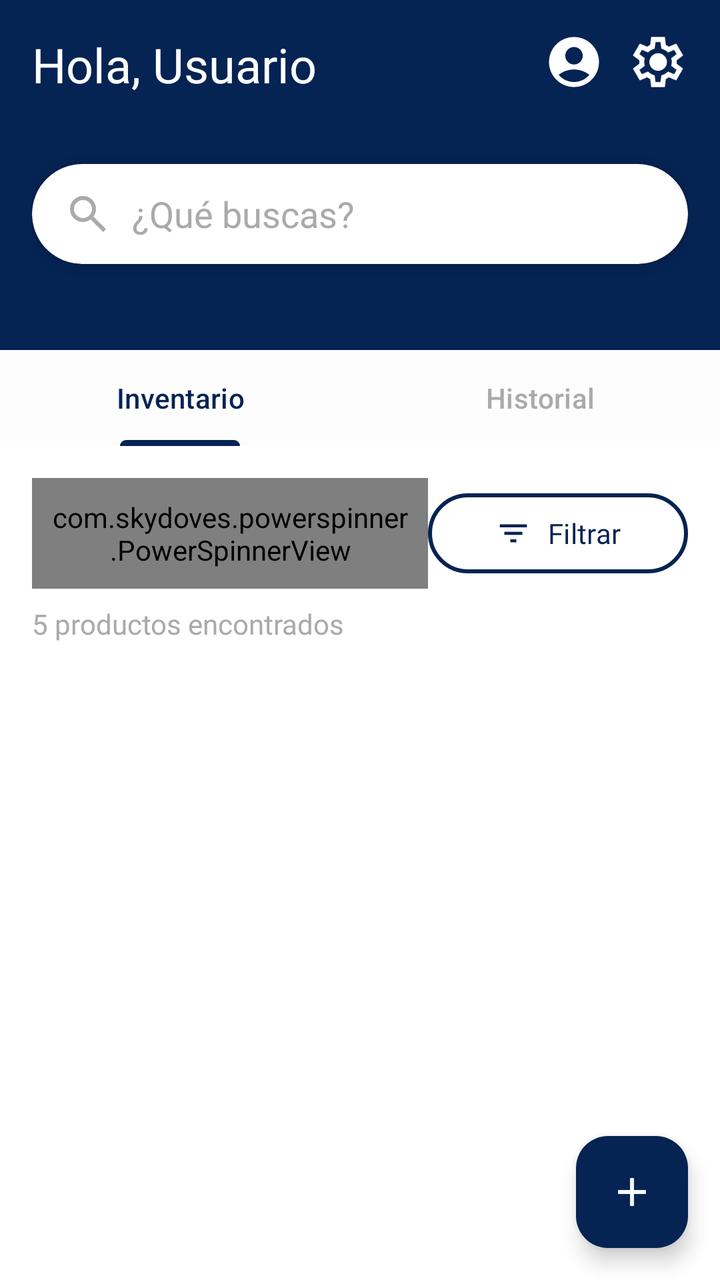
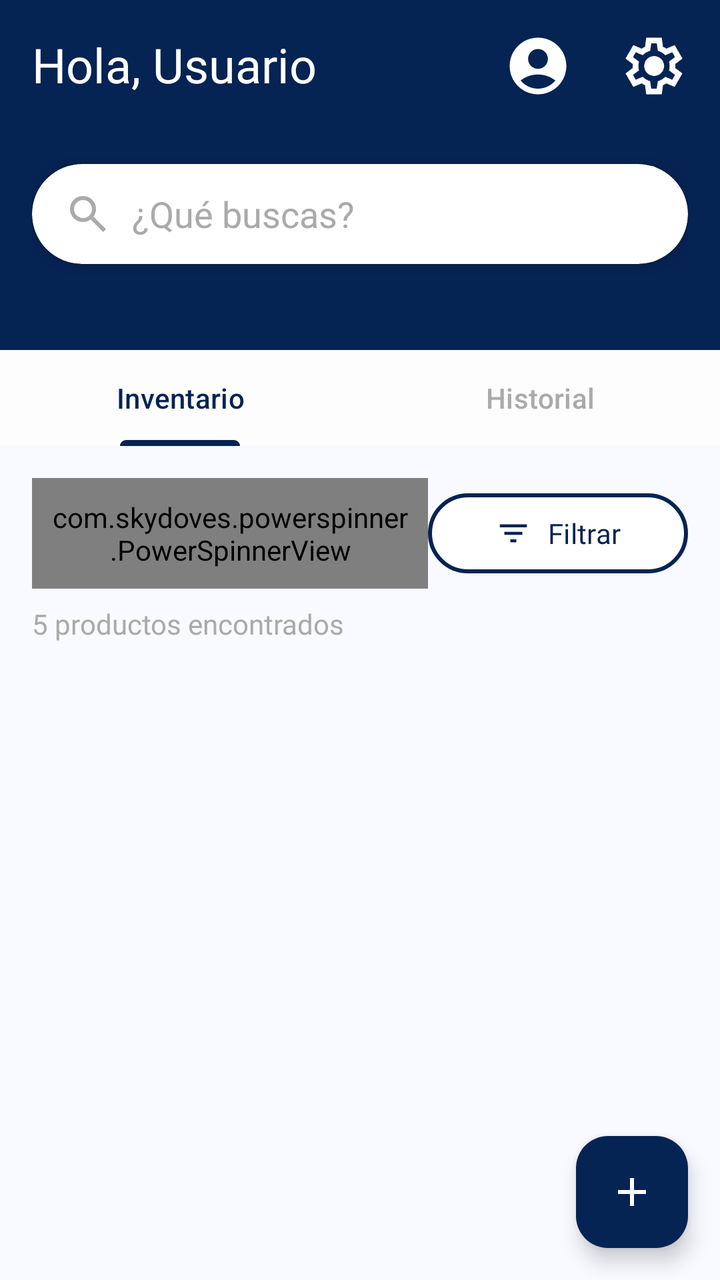

Screens rendered from an Android XML layout before and after an edit, with the pre-edit source and the edit as a unified diff.
<!-- AndroidManifest.xml: application theme Theme.SmartFreezer -->
<!-- res/layout/fragment_inventory.xml -->
<?xml version="1.0" encoding="utf-8"?>
<androidx.constraintlayout.widget.ConstraintLayout
    xmlns:android="http://schemas.android.com/apk/res/android"
    xmlns:app="http://schemas.android.com/apk/res-auto"
    xmlns:tools="http://schemas.android.com/tools"
    android:id="@+id/homeFragmentLayout"
    android:layout_width="match_parent"
    android:layout_height="match_parent"
    android:background="@android:color/white"
    tools:context=".navigation.InventoryFragment">

    
    <LinearLayout
        android:id="@+id/headerLayout"
        android:layout_width="0dp"
        android:layout_height="175dp"
        android:orientation="vertical"
        android:background="@color/purpleButton"
        android:padding="16dp"
        app:layout_constraintTop_toTopOf="parent"
        app:layout_constraintStart_toStartOf="parent"
        app:layout_constraintEnd_toEndOf="parent">

        
        <RelativeLayout
            android:layout_width="match_parent"
            android:layout_height="50dp"
            android:paddingBottom="10dp">

            <TextView
                android:id="@+id/tvGreeting"
                android:layout_width="wrap_content"
                android:layout_height="wrap_content"
                android:fontFamily="@font/roboto_light"
                android:text="Hola, Usuario"
                android:textColor="@android:color/white"
                android:textSize="24sp" />

            <LinearLayout
                android:id="@+id/headerIcons"
                android:layout_width="wrap_content"
                android:layout_height="wrap_content"
                android:layout_alignParentEnd="true"
                android:orientation="horizontal">

                <ImageView
                    android:id="@+id/btnAccount"
                    android:layout_width="30dp"
                    android:layout_height="30dp"
                    android:layout_marginEnd="12dp"
                    android:src="@drawable/account2" />

                <ImageView
                    android:id="@+id/btnSettings"
                    android:layout_width="30dp"
                    android:layout_height="30dp"
                    android:src="@drawable/settings" />
            </LinearLayout>
        </RelativeLayout>

        
        <androidx.cardview.widget.CardView
            android:layout_width="match_parent"
            android:layout_height="50dp"
            android:layout_marginTop="16dp"
            android:backgroundTint="@color/white"
            app:cardCornerRadius="25dp"
            app:cardElevation="4dp">

            <LinearLayout
                android:layout_width="match_parent"
                android:layout_height="match_parent"
                android:orientation="horizontal"
                android:gravity="center_vertical"
                android:paddingHorizontal="16dp">

                <ImageView
                    android:layout_width="24dp"
                    android:layout_height="24dp"
                    app:tint="@android:color/darker_gray"
                    android:src="@drawable/search" />

                <EditText
                    android:id="@+id/searchBar"
                    android:layout_width="match_parent"
                    android:layout_height="wrap_content"
                    android:layout_marginStart="10dp"
                    android:background="@android:color/transparent"
                    android:fontFamily="@font/roboto"
                    android:hint="¿Qué buscas?"
                    android:inputType="text"
                    android:minHeight="48dp"
                    android:textColor="@android:color/black"
                    android:textColorHint="@android:color/darker_gray" />
            </LinearLayout>
        </androidx.cardview.widget.CardView>
    </LinearLayout>

    
    <com.google.android.material.tabs.TabLayout
        android:id="@+id/tabSelector"
        android:layout_width="0dp"
        android:layout_height="wrap_content"
        android:background="#FDFDFD"
        app:layout_constraintEnd_toEndOf="parent"
        app:layout_constraintStart_toStartOf="parent"
        app:layout_constraintTop_toBottomOf="@id/headerLayout"
        app:tabIndicatorColor="@color/purpleButton"
        app:tabSelectedTextColor="@color/purpleButton"
        app:tabTextColor="@android:color/darker_gray">

        <com.google.android.material.tabs.TabItem
            android:layout_width="wrap_content"
            android:layout_height="wrap_content"
            android:text="Inventario" />

        <com.google.android.material.tabs.TabItem
            android:layout_width="wrap_content"
            android:layout_height="wrap_content"
            android:text="Historial" />

    </com.google.android.material.tabs.TabLayout>

    
    <androidx.constraintlayout.widget.ConstraintLayout
        android:id="@+id/locationInfo"
        android:layout_width="0dp"
        android:layout_height="wrap_content"
        android:padding="16dp"
        app:layout_constraintTop_toBottomOf="@id/tabSelector"
        app:layout_constraintStart_toStartOf="parent"
        app:layout_constraintEnd_toEndOf="parent">

        <com.skydoves.powerspinner.PowerSpinnerView
            android:id="@+id/spinnerLocation"
            android:layout_width="0dp"
            android:layout_height="wrap_content"
            android:hint="¿Donde esta?"
            android:padding="10dp"
            android:textAlignment="textStart"
            android:textColor="@color/black"
            android:textColorHint="@color/purpleButton"
            android:textSize="24sp"
            app:fontFamily="@font/roboto_light"
            app:layout_constraintStart_toStartOf="parent"
            app:layout_constraintTop_toTopOf="parent"
            app:layout_constraintEnd_toStartOf="@+id/filterButtonContainer"
            app:spinner_arrow_animate="true"
            app:spinner_arrow_gravity="end"
            app:spinner_arrow_padding="2dp"
            app:spinner_arrow_tint="@color/purpleButton"
            app:spinner_debounce_duration="25"
            app:spinner_divider_color="@color/purpleButton"
            app:spinner_divider_show="true"
            app:spinner_divider_size="0.8dp"
            app:spinner_item_array="@array/locations_array"
            app:spinner_item_height="60dp"
            app:spinner_popup_animation="dropdown"
            app:spinner_popup_background="@color/boneWhite"
            app:spinner_popup_elevation="14dp" />

        <FrameLayout
            android:id="@+id/filterButtonContainer"
            android:layout_width="wrap_content"
            android:layout_height="wrap_content"
            app:layout_constraintTop_toTopOf="@+id/spinnerLocation"
            app:layout_constraintBottom_toBottomOf="@+id/spinnerLocation"
            app:layout_constraintEnd_toEndOf="parent">

            <com.google.android.material.button.MaterialButton
                android:id="@+id/btnFilterOptions"
                android:layout_width="130dp"
                android:layout_height="wrap_content"
                android:backgroundTint="@color/white"
                android:elevation="2dp"
                android:paddingHorizontal="12dp"
                android:text="Filtrar"
                android:textColor="@color/purpleButton"
                android:textSize="14sp"
                app:fontFamily="@font/roboto"
                app:icon="@drawable/filter"
                app:iconGravity="textStart"
                app:iconTint="@color/purpleButton"
                app:strokeColor="@color/purpleButton"
                app:strokeWidth="2dp" />

            <TextView
                android:id="@+id/filterBadge"
                android:layout_width="20dp"
                android:layout_height="20dp"
                android:layout_gravity="end|top"
                android:layout_marginTop="4dp"
                android:layout_marginEnd="4dp"
                android:background="@drawable/badge_circle"
                android:text="1"
                android:textColor="@android:color/white"
                android:textSize="12sp"
                android:gravity="center"
                android:visibility="gone" />
        </FrameLayout>

        <TextView
            android:id="@+id/tvProductCount"
            android:layout_width="wrap_content"
            android:layout_height="wrap_content"
            android:layout_marginTop="8dp"
            android:fontFamily="@font/roboto"
            android:text="5 productos encontrados"
            android:textColor="@android:color/darker_gray"
            android:textSize="14sp"
            app:layout_constraintStart_toStartOf="parent"
            app:layout_constraintTop_toBottomOf="@id/spinnerLocation" />

    </androidx.constraintlayout.widget.ConstraintLayout>

    
    <androidx.recyclerview.widget.RecyclerView
        android:id="@+id/rvInventory"
        android:layout_width="0dp"
        android:layout_height="0dp"
        android:layout_marginTop="4dp"
        android:padding="8dp"
        app:layout_constraintTop_toBottomOf="@id/locationInfo"
        app:layout_constraintBottom_toTopOf="@id/fabAddProduct"
        app:layout_constraintStart_toStartOf="parent"
        app:layout_constraintEnd_toEndOf="parent"
        tools:listitem="@layout/item_product_inventory" />

    
    <com.google.android.material.floatingactionbutton.FloatingActionButton
        android:id="@+id/fabAddProduct"
        android:layout_width="wrap_content"
        android:layout_height="wrap_content"
        android:layout_margin="16dp"
        android:contentDescription="Agregar producto"
        android:src="@drawable/add"
        app:backgroundTint="@color/purpleButton"
        app:tint="@android:color/white"
        app:layout_constraintBottom_toBottomOf="parent"
        app:layout_constraintEnd_toEndOf="parent" />


    
</androidx.constraintlayout.widget.ConstraintLayout>
<!-- res/layout/item_product_inventory.xml (included above) -->
<?xml version="1.0" encoding="utf-8"?>
<androidx.cardview.widget.CardView
    xmlns:android="http://schemas.android.com/apk/res/android"
    xmlns:app="http://schemas.android.com/apk/res-auto"
    android:layout_width="match_parent"
    android:layout_height="wrap_content"
    android:layout_margin="8dp"
    app:cardCornerRadius="12dp"
    app:cardBackgroundColor="@color/white"
    app:cardElevation="4dp">

<LinearLayout
    android:layout_width="match_parent"
    android:layout_height="wrap_content"
    android:orientation="vertical"
    android:padding="12dp"
    android:gravity="center">

    <ImageView
        android:id="@+id/ivProductIconInventory"
        android:layout_width="48dp"
        android:layout_height="48dp"
        android:src="@drawable/apple"
        android:contentDescription="Icono del producto" />

    <TextView
        android:id="@+id/tvProductNameInventory"
        android:layout_width="wrap_content"
        android:layout_height="wrap_content"
        android:text="Nombre"
        android:textSize="16sp"
        android:layout_marginTop="8dp"
        android:textColor="@color/purpleButton" />

</LinearLayout>

</androidx.cardview.widget.CardView>
<!-- resources referenced by this layout -->
<resources>
  <string-array name="locations_array">
          <item>Nevera</item>
          <item>Congelador</item>
          <item>Despensa</item>
          <item>Todos</item>
      </string-array>
  <color name="black">#FF000000</color>
  <color name="boneWhite">#FAF6F4</color>
  <color name="purpleButton">#052353</color>
  <color name="white">#FFFFFFFF</color>
  <!-- drawable account2 (drawable) -->
  <vector xmlns:android="http://schemas.android.com/apk/res/android" android:height="24dp" android:tint="#FFFFFF" android:viewportHeight="24" android:viewportWidth="24" android:width="24dp">
        
      <path android:fillColor="@android:color/white" android:pathData="M12,2C6.48,2 2,6.48 2,12s4.48,10 10,10s10,-4.48 10,-10S17.52,2 12,2zM12,6c1.93,0 3.5,1.57 3.5,3.5S13.93,13 12,13s-3.5,-1.57 -3.5,-3.5S10.07,6 12,6zM12,20c-2.03,0 -4.43,-0.82 -6.14,-2.88C7.55,15.8 9.68,15 12,15s4.45,0.8 6.14,2.12C16.43,19.18 14.03,20 12,20z"/>
      
  </vector>
  <!-- drawable add (drawable) -->
  <vector xmlns:android="http://schemas.android.com/apk/res/android"
      android:width="24dp"
      android:height="24dp"
      android:viewportWidth="960"
      android:viewportHeight="960">
    <path
        android:pathData="M440,520L200,520v-80h240v-240h80v240h240v80L520,520v240h-80v-240Z"
        android:fillColor="#FFFFFF"/>
  </vector>
  <!-- drawable apple: png bitmap (drawable, 37219 bytes) -->
  <!-- drawable badge_circle (drawable) -->
  <shape xmlns:android="http://schemas.android.com/apk/res/android" android:shape="oval">
      <solid android:color="@color/purpleButton" />
  </shape>
  <!-- drawable filter (drawable) -->
  <vector xmlns:android="http://schemas.android.com/apk/res/android"
      android:width="24dp"
      android:height="24dp"
      android:viewportWidth="960"
      android:viewportHeight="960">
    <path
        android:pathData="M400,720v-80h160v80L400,720ZM240,520v-80h480v80L240,520ZM120,320v-80h720v80L120,320Z"
        android:fillColor="#25414F"/>
  </vector>
  <!-- drawable search (drawable) -->
  <vector xmlns:android="http://schemas.android.com/apk/res/android"
      android:width="24dp"
      android:height="24dp"
      android:viewportWidth="960"
      android:viewportHeight="960">
    <path
        android:pathData="M784,840 L532,588q-30,24 -69,38t-83,14q-109,0 -184.5,-75.5T120,380q0,-109 75.5,-184.5T380,120q109,0 184.5,75.5T640,380q0,44 -14,83t-38,69l252,252 -56,56ZM380,560q75,0 127.5,-52.5T560,380q0,-75 -52.5,-127.5T380,200q-75,0 -127.5,52.5T200,380q0,75 52.5,127.5T380,560Z"
        android:fillColor="#25414F"/>
  </vector>
  <!-- drawable settings (drawable) -->
  <vector xmlns:android="http://schemas.android.com/apk/res/android"
      android:width="24dp"
      android:height="24dp"
      android:viewportWidth="960"
      android:viewportHeight="960">
    <path
        android:pathData="m370,880 l-16,-128q-13,-5 -24.5,-12T307,725l-119,50L78,585l103,-78q-1,-7 -1,-13.5v-27q0,-6.5 1,-13.5L78,375l110,-190 119,50q11,-8 23,-15t24,-12l16,-128h220l16,128q13,5 24.5,12t22.5,15l119,-50 110,190 -103,78q1,7 1,13.5v27q0,6.5 -2,13.5l103,78 -110,190 -118,-50q-11,8 -23,15t-24,12L590,880L370,880ZM440,800h79l14,-106q31,-8 57.5,-23.5T639,633l99,41 39,-68 -86,-65q5,-14 7,-29.5t2,-31.5q0,-16 -2,-31.5t-7,-29.5l86,-65 -39,-68 -99,42q-22,-23 -48.5,-38.5T533,266l-13,-106h-79l-14,106q-31,8 -57.5,23.5T321,327l-99,-41 -39,68 86,64q-5,15 -7,30t-2,32q0,16 2,31t7,30l-86,65 39,68 99,-42q22,23 48.5,38.5T427,694l13,106ZM482,620q58,0 99,-41t41,-99q0,-58 -41,-99t-99,-41q-59,0 -99.5,41T342,480q0,58 40.5,99t99.5,41ZM480,480Z"
        android:fillColor="#FFFFFF"/>
  </vector>
  <style name="Theme.SmartFreezer" parent="android:Theme.Material.Light.NoActionBar" />
</resources>

<!-- the commit's change to res/layout/fragment_inventory.xml (unified diff, before → after) -->
@@ -6,7 +6,7 @@
     android:id="@+id/homeFragmentLayout"
     android:layout_width="match_parent"
     android:layout_height="match_parent"
-    android:background="@android:color/white"
+    android:background="?attr/colorBackground"
     tools:context=".navigation.InventoryFragment">
 
     
@@ -15,7 +15,7 @@
         android:layout_width="0dp"
         android:layout_height="175dp"
         android:orientation="vertical"
-        android:background="@color/purpleButton"
+        android:background="?attr/colorHeaderBackground"
         android:padding="16dp"
         app:layout_constraintTop_toTopOf="parent"
         app:layout_constraintStart_toStartOf="parent"
@@ -32,9 +32,10 @@
                 android:layout_width="wrap_content"
                 android:layout_height="wrap_content"
                 android:fontFamily="@font/roboto_light"
-                android:text="Hola, Usuario"
-                android:textColor="@android:color/white"
-                android:textSize="24sp" />
+                android:text="@string/hola_usuario"
+                android:textColor="?attr/colorHeaderText"
+                android:textSize="24sp"
+                tools:ignore="RelativeOverlap" />
 
             <LinearLayout
                 android:id="@+id/headerIcons"
@@ -44,17 +45,22 @@
                 android:orientation="horizontal">
 
                 <ImageView
-                    android:id="@+id/btnAccount"
-                    android:layout_width="30dp"
-                    android:layout_height="30dp"
-                    android:layout_marginEnd="12dp"
-                    android:src="@drawable/account2" />
+                    android:id="@+id/btnAccountInventory"
+                    android:layout_width="34dp"
+                    android:layout_height="34dp"
+                    android:layout_marginEnd="24dp"
+                    android:contentDescription="@string/icono"
+                    android:src="@drawable/account2"
+                    app:tint="?attr/colorHeaderText"/>
 
                 <ImageView
-                    android:id="@+id/btnSettings"
-                    android:layout_width="30dp"
-                    android:layout_height="30dp"
-                    android:src="@drawable/settings" />
+                    android:id="@+id/btnSettingsInventory"
+                    android:layout_width="34dp"
+                    android:layout_height="34dp"
+                    android:contentDescription="@string/icono"
+                    android:src="@drawable/settings"
+                    app:tint="?attr/colorHeaderText"/>
+
             </LinearLayout>
         </RelativeLayout>
 
@@ -63,7 +69,7 @@
             android:layout_width="match_parent"
             android:layout_height="50dp"
             android:layout_marginTop="16dp"
-            android:backgroundTint="@color/white"
+            android:backgroundTint="?attr/colorSearchBarBackground"
             app:cardCornerRadius="25dp"
             app:cardElevation="4dp">
 
@@ -77,7 +83,8 @@
                 <ImageView
                     android:layout_width="24dp"
                     android:layout_height="24dp"
-                    app:tint="@android:color/darker_gray"
+                    android:contentDescription="@string/icono"
+                    app:tint="?attr/colorTextSecondary"
                     android:src="@drawable/search" />
 
                 <EditText
@@ -85,39 +92,40 @@
                     android:layout_width="match_parent"
                     android:layout_height="wrap_content"
                     android:layout_marginStart="10dp"
-                    android:background="@android:color/transparent"
+                    android:autofillHints=""
+                    android:background="?attr/colorSearchBarBackground"
                     android:fontFamily="@font/roboto"
-                    android:hint="¿Qué buscas?"
+                    android:hint="@string/qu_buscas"
                     android:inputType="text"
                     android:minHeight="48dp"
-                    android:textColor="@android:color/black"
-                    android:textColorHint="@android:color/darker_gray" />
+                    android:textColor="?attr/colorTextPrimary"
+                    android:textColorHint="?attr/colorTextSecondary" />
             </LinearLayout>
         </androidx.cardview.widget.CardView>
     </LinearLayout>
 
     
     <com.google.android.material.tabs.TabLayout
-        android:id="@+id/tabSelector"
-        android:layout_width="0dp"
-        android:layout_height="wrap_content"
-        android:background="#FDFDFD"
+        android:id="@+id/tabSelectorInventory"
+        android:layout_width="0dp"
+        android:layout_height="wrap_content"
+        android:background="?attr/tabBackgroundColor"
         app:layout_constraintEnd_toEndOf="parent"
         app:layout_constraintStart_toStartOf="parent"
         app:layout_constraintTop_toBottomOf="@id/headerLayout"
-        app:tabIndicatorColor="@color/purpleButton"
-        app:tabSelectedTextColor="@color/purpleButton"
-        app:tabTextColor="@android:color/darker_gray">
+        app:tabIndicatorColor="?attr/colorTextPrimary"
+        app:tabSelectedTextColor="?attr/colorTextPrimary"
+        app:tabTextColor="?attr/colorTextSecondary">
 
         <com.google.android.material.tabs.TabItem
             android:layout_width="wrap_content"
             android:layout_height="wrap_content"
-            android:text="Inventario" />
+            android:text="@string/inventario" />
 
         <com.google.android.material.tabs.TabItem
             android:layout_width="wrap_content"
             android:layout_height="wrap_content"
-            android:text="Historial" />
+            android:text="@string/historial" />
 
     </com.google.android.material.tabs.TabLayout>
 
@@ -127,7 +135,7 @@
         android:layout_width="0dp"
         android:layout_height="wrap_content"
         android:padding="16dp"
-        app:layout_constraintTop_toBottomOf="@id/tabSelector"
+        app:layout_constraintTop_toBottomOf="@id/tabSelectorInventory"
         app:layout_constraintStart_toStartOf="parent"
         app:layout_constraintEnd_toEndOf="parent">
 
@@ -135,11 +143,11 @@
             android:id="@+id/spinnerLocation"
             android:layout_width="0dp"
             android:layout_height="wrap_content"
-            android:hint="¿Donde esta?"
+            android:hint="@string/donde_esta"
             android:padding="10dp"
             android:textAlignment="textStart"
-            android:textColor="@color/black"
-            android:textColorHint="@color/purpleButton"
+            android:textColor="?attr/colorTextPrimary"
+            android:textColorHint="?attr/colorTextPrimary"
             android:textSize="24sp"
             app:fontFamily="@font/roboto_light"
             app:layout_constraintStart_toStartOf="parent"
@@ -148,15 +156,15 @@
             app:spinner_arrow_animate="true"
             app:spinner_arrow_gravity="end"
             app:spinner_arrow_padding="2dp"
-            app:spinner_arrow_tint="@color/purpleButton"
+            app:spinner_arrow_tint="?attr/colorTextPrimary"
             app:spinner_debounce_duration="25"
-            app:spinner_divider_color="@color/purpleButton"
+            app:spinner_divider_color="?attr/colorTextPrimary"
             app:spinner_divider_show="true"
             app:spinner_divider_size="0.8dp"
             app:spinner_item_array="@array/locations_array"
             app:spinner_item_height="60dp"
             app:spinner_popup_animation="dropdown"
-            app:spinner_popup_background="@color/boneWhite"
+            app:spinner_popup_background="?attr/colorPopupBackground"
             app:spinner_popup_elevation="14dp" />
 
         <FrameLayout
@@ -171,17 +179,17 @@
                 android:id="@+id/btnFilterOptions"
                 android:layout_width="130dp"
                 android:layout_height="wrap_content"
-                android:backgroundTint="@color/white"
+                android:backgroundTint="?attr/colorBackgroundFilterButton"
                 android:elevation="2dp"
                 android:paddingHorizontal="12dp"
-                android:text="Filtrar"
-                android:textColor="@color/purpleButton"
+                android:text="@string/filtrar"
+                android:textColor="?attr/colorTextPrimary"
                 android:textSize="14sp"
                 app:fontFamily="@font/roboto"
                 app:icon="@drawable/filter"
                 app:iconGravity="textStart"
-                app:iconTint="@color/purpleButton"
-                app:strokeColor="@color/purpleButton"
+                app:iconTint="?attr/colorTextPrimary"
+                app:strokeColor="?attr/colorTextPrimary"
                 app:strokeWidth="2dp" />
 
             <TextView
@@ -193,10 +201,12 @@
                 android:layout_marginEnd="4dp"
                 android:background="@drawable/badge_circle"
                 android:text="1"
-                android:textColor="@android:color/white"
+                android:textStyle="bold"
+                android:textColor="?attr/colorTextTertiary"
                 android:textSize="12sp"
                 android:gravity="center"
-                android:visibility="gone" />
+                android:visibility="gone"
+                tools:ignore="HardcodedText" />
         </FrameLayout>
 
         <TextView
@@ -209,7 +219,8 @@
             android:textColor="@android:color/darker_gray"
             android:textSize="14sp"
             app:layout_constraintStart_toStartOf="parent"
-            app:layout_constraintTop_toBottomOf="@id/spinnerLocation" />
+            app:layout_constraintTop_toBottomOf="@id/spinnerLocation"
+            tools:ignore="HardcodedText" />
 
     </androidx.constraintlayout.widget.ConstraintLayout>
 
@@ -232,10 +243,10 @@
         android:layout_width="wrap_content"
         android:layout_height="wrap_content"
         android:layout_margin="16dp"
-        android:contentDescription="Agregar producto"
+        android:contentDescription="@string/agregar_producto"
         android:src="@drawable/add"
-        app:backgroundTint="@color/purpleButton"
-        app:tint="@android:color/white"
+        app:backgroundTint="?attr/colorTextPrimary"
+        app:tint="?attr/colorTextTertiary"
         app:layout_constraintBottom_toBottomOf="parent"
         app:layout_constraintEnd_toEndOf="parent" />
 
@@ -247,11 +258,14 @@
 <androidx.cardview.widget.CardView
     xmlns:android="http://schemas.android.com/apk/res/android"
     xmlns:app="http://schemas.android.com/apk/res-auto"
+    xmlns:tools="http://schemas.android.com/tools"
     android:layout_width="match_parent"
     android:layout_height="wrap_content"
     android:layout_margin="8dp"
+    android:clickable="true"
+    android:focusable="true"
     app:cardCornerRadius="12dp"
-    app:cardBackgroundColor="@color/white"
+    app:cardBackgroundColor="?attr/colorCardBackground"
     app:cardElevation="4dp">
 
 <LinearLayout
@@ -259,23 +273,24 @@
     android:layout_height="wrap_content"
     android:orientation="vertical"
     android:padding="12dp"
-    android:gravity="center">
+    android:gravity="center"
+    tools:ignore="UseCompoundDrawables">
 
     <ImageView
         android:id="@+id/ivProductIconInventory"
         android:layout_width="48dp"
         android:layout_height="48dp"
         android:src="@drawable/apple"
-        android:contentDescription="Icono del producto" />
+        android:contentDescription="@string/icono_del_producto" />
 
     <TextView
         android:id="@+id/tvProductNameInventory"
         android:layout_width="wrap_content"
         android:layout_height="wrap_content"
-        android:text="Nombre"
+        android:text="@string/nombre"
         android:textSize="16sp"
         android:layout_marginTop="8dp"
-        android:textColor="@color/purpleButton" />
+        android:textColor="?attr/colorTextPrimary" />
 
 </LinearLayout>
 
<!-- resource entries referenced after the edit -->
@@ -7,13 +7,10 @@
           <item>Todos</item>
       </string-array>
   <color name="black">#FF000000</color>
-  <color name="boneWhite">#FAF6F4</color>
-  <color name="purpleButton">#052353</color>
-  <color name="white">#FFFFFFFF</color>
   <!-- drawable account2 (drawable) -->
-  <vector xmlns:android="http://schemas.android.com/apk/res/android" android:height="24dp" android:tint="#FFFFFF" android:viewportHeight="24" android:viewportWidth="24" android:width="24dp">
+  <vector xmlns:android="http://schemas.android.com/apk/res/android" android:height="24dp" android:tint="#000000" android:viewportHeight="24" android:viewportWidth="24" android:width="24dp">
         
-      <path android:fillColor="@android:color/white" android:pathData="M12,2C6.48,2 2,6.48 2,12s4.48,10 10,10s10,-4.48 10,-10S17.52,2 12,2zM12,6c1.93,0 3.5,1.57 3.5,3.5S13.93,13 12,13s-3.5,-1.57 -3.5,-3.5S10.07,6 12,6zM12,20c-2.03,0 -4.43,-0.82 -6.14,-2.88C7.55,15.8 9.68,15 12,15s4.45,0.8 6.14,2.12C16.43,19.18 14.03,20 12,20z"/>
+      <path android:fillColor="@color/black" android:pathData="M12,2C6.48,2 2,6.48 2,12s4.48,10 10,10s10,-4.48 10,-10S17.52,2 12,2zM12,6c1.93,0 3.5,1.57 3.5,3.5S13.93,13 12,13s-3.5,-1.57 -3.5,-3.5S10.07,6 12,6zM12,20c-2.03,0 -4.43,-0.82 -6.14,-2.88C7.55,15.8 9.68,15 12,15s4.45,0.8 6.14,2.12C16.43,19.18 14.03,20 12,20z"/>
       
   </vector>
   <!-- drawable add (drawable) -->
@@ -29,7 +26,7 @@
   <!-- drawable apple: png bitmap (drawable, 37219 bytes) -->
   <!-- drawable badge_circle (drawable) -->
   <shape xmlns:android="http://schemas.android.com/apk/res/android" android:shape="oval">
-      <solid android:color="@color/purpleButton" />
+      <solid android:color="?attr/colorTextPrimary" />
   </shape>
   <!-- drawable filter (drawable) -->
   <vector xmlns:android="http://schemas.android.com/apk/res/android"
@@ -61,6 +58,16 @@
         android:pathData="m370,880 l-16,-128q-13,-5 -24.5,-12T307,725l-119,50L78,585l103,-78q-1,-7 -1,-13.5v-27q0,-6.5 1,-13.5L78,375l110,-190 119,50q11,-8 23,-15t24,-12l16,-128h220l16,128q13,5 24.5,12t22.5,15l119,-50 110,190 -103,78q1,7 1,13.5v27q0,6.5 -2,13.5l103,78 -110,190 -118,-50q-11,8 -23,15t-24,12L590,880L370,880ZM440,800h79l14,-106q31,-8 57.5,-23.5T639,633l99,41 39,-68 -86,-65q5,-14 7,-29.5t2,-31.5q0,-16 -2,-31.5t-7,-29.5l86,-65 -39,-68 -99,42q-22,-23 -48.5,-38.5T533,266l-13,-106h-79l-14,106q-31,8 -57.5,23.5T321,327l-99,-41 -39,68 86,64q-5,15 -7,30t-2,32q0,16 2,31t7,30l-86,65 39,68 99,-42q22,23 48.5,38.5T427,694l13,106ZM482,620q58,0 99,-41t41,-99q0,-58 -41,-99t-99,-41q-59,0 -99.5,41T342,480q0,58 40.5,99t99.5,41ZM480,480Z"
         android:fillColor="#FFFFFF"/>
   </vector>
+  <string name="agregar_producto">Agregar producto</string>
+  <string name="donde_esta">¿Donde esta?</string>
+  <string name="filtrar">Filtrar</string>
+  <string name="historial">Historial</string>
+  <string name="hola_usuario">Hola, Usuario</string>
+  <string name="icono">icono</string>
+  <string name="icono_del_producto">Icono del producto</string>
+  <string name="inventario">Inventario</string>
+  <string name="nombre">Nombre</string>
+  <string name="qu_buscas">¿Qué buscas?</string>
   <style name="Theme.SmartFreezer" parent="android:Theme.Material.Light.NoActionBar" />
 </resources>
 
